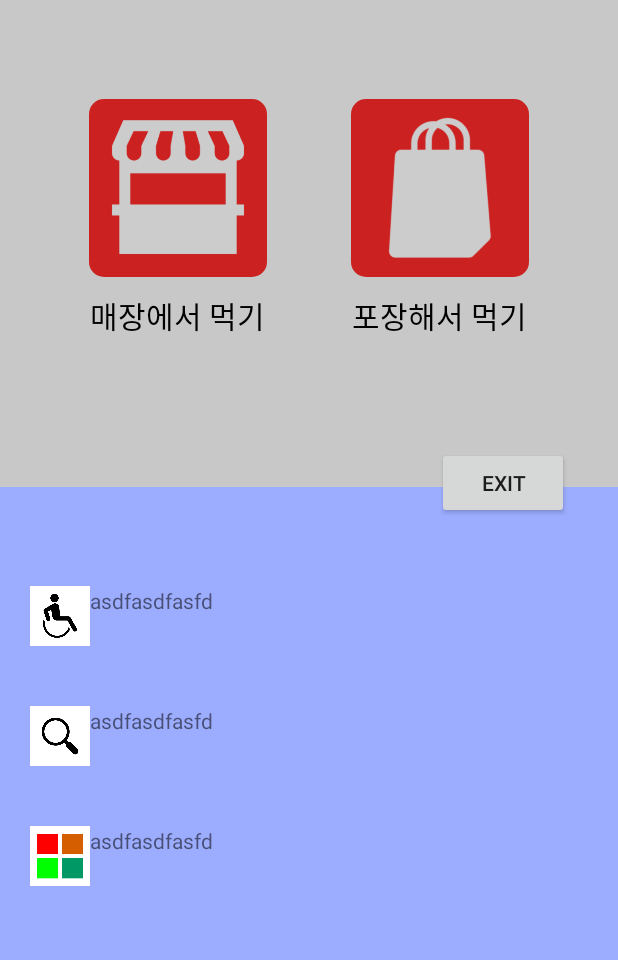
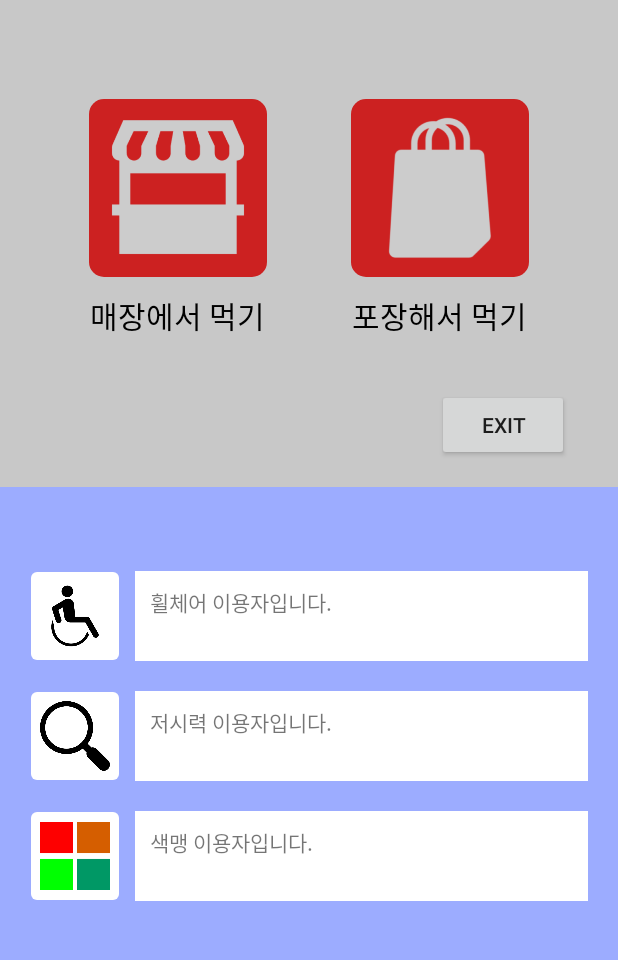
Before and after one commit to DongGeun974/Kiosk, an Android app: the screen it shows after launch (MainActivity), after a tap on an icon or button, on a phone screen of 412 x 824 dp, the part 251-1211 px from its top. Run offline under Robolectric (Android 15) with nearby library versions, the light colour scheme and no system bars.

Commit message:
첫 화면 만들기 이미지뷰에서 이미지버튼으로 변경 하기 이전

```diff
--- a/app/src/main/java/com/example/myapplication/ui/bottomBar/BottomBarCloseFragment.java
+++ b/app/src/main/java/com/example/myapplication/ui/bottomBar/BottomBarCloseFragment.java
@@ -13,7 +13,9 @@ import android.widget.LinearLayout;
 
 import com.example.myapplication.R;
 
-public class BottomBarCloseFragment extends Fragment {
+public class BottomBarCloseFragment extends Fragment implements BottomBarState{
+    int state = 0;
+
     @Override
     public View onCreateView(LayoutInflater inflater, ViewGroup container,
                              Bundle savedInstanceState) {
@@ -30,9 +32,6 @@ public class BottomBarCloseFragment extends Fragment {
             }
         });
 
-        l.bringToFront();
-
-
         return view;
     }
 
@@ -44,4 +43,10 @@ public class BottomBarCloseFragment extends Fragment {
         fragmentTransaction.replace(R.id.frame_bottom_bar, fragment);
         fragmentTransaction.commit();
     }
+
+    public void buttonChange(View v){
+        if((state & 1) != 0){
+//            ImageView
+        }
+    }
 }
--- a/app/src/main/java/com/example/myapplication/ui/bottomBar/BottomBarOpenFragment.java
+++ b/app/src/main/java/com/example/myapplication/ui/bottomBar/BottomBarOpenFragment.java
@@ -3,14 +3,18 @@ package com.example.myapplication.ui.bottomBar;
 import android.app.Fragment;
 import android.app.FragmentManager;
 import android.app.FragmentTransaction;
+import android.graphics.drawable.Drawable;
 import android.os.Bundle;
+import android.util.Log;
 import android.view.LayoutInflater;
 import android.view.View;
 import android.view.ViewGroup;
+import android.widget.FrameLayout;
+import android.widget.ImageView;
 
 import com.example.myapplication.R;
 
-public class BottomBarOpenFragment extends Fragment {
+public class BottomBarOpenFragment extends Fragment implements BottomBarState {
 
     @Override
     public View onCreateView(LayoutInflater inflater, ViewGroup container,
@@ -28,6 +32,24 @@ public class BottomBarOpenFragment extends Fragment {
 
         view.findViewById(R.id.fragment_bottom_bar_open).bringToFront();
 
+        final ImageView a = (ImageView) view.findViewById(R.id.icon_wheel);
+
+        a.setOnClickListener(new View.OnClickListener(){
+            @Override
+            public void onClick(View v){
+                if(a.getId() == R.id.ic_frame){
+                    Log.d("000000000000", String.valueOf(a.getBackground() == getResources().getDrawable(R.drawable.icon_frame)));
+                    a.setBackgroundResource(R.drawable.icon_frame_selected);
+                }else
+                    a.setBackgroundResource(R.drawable.icon_frame);
+            }
+        });
+
+
+        FrameLayout e = (FrameLayout) view.findViewById(R.id.qqq);
+
+
+
         return view;
     }
 
--- /dev/null
+++ b/app/src/main/java/com/example/myapplication/ui/bottomBar/BottomBarState.java
@@ -0,0 +1,14 @@
+package com.example.myapplication.ui.bottomBar;
+
+public interface BottomBarState {
+    /**
+     * 비트로 구성
+     * 1: Wheel
+     * 2: bigger
+     * 4: color blind
+     */
+    int state = 0;
+
+//    void setState();
+//    void getState();
+}
--- /dev/null
+++ b/app/src/main/res/drawable/icon_frame.xml
@@ -0,0 +1,24 @@
+<?xml version="1.0" encoding="utf-8"?>
+
+<shape xmlns:android="http://schemas.android.com/apk/res/android"
+    android:id="@+id/ic_frame"
+    android:shape="rectangle">
+    <stroke
+        android:width="2px"
+        android:color="#00000000" />
+
+    <solid android:color="#FFFFFF"></solid>
+
+    <padding
+        android:bottom="10px"
+        android:left="10px"
+        android:right="10px"
+        android:top="10px" />
+
+    <corners
+        android:bottomLeftRadius="4dp"
+        android:bottomRightRadius="4dp"
+        android:topLeftRadius="4dp"
+        android:topRightRadius="4dp" />
+
+</shape>
--- /dev/null
+++ b/app/src/main/res/drawable/icon_frame_selected.xml
@@ -0,0 +1,24 @@
+<?xml version="1.0" encoding="utf-8"?>
+
+<shape xmlns:android="http://schemas.android.com/apk/res/android"
+    android:id="@+id/ic_frame_sel"
+    android:shape="rectangle">
+    <stroke
+        android:width="2px"
+        android:color="#00000000" />
+
+    <solid android:color="#FBEA55"></solid>
+
+    <padding
+        android:bottom="10px"
+        android:left="10px"
+        android:right="10px"
+        android:top="10px" />
+
+    <corners
+        android:bottomLeftRadius="4dp"
+        android:bottomRightRadius="4dp"
+        android:topLeftRadius="4dp"
+        android:topRightRadius="4dp" />
+
+</shape>
--- a/app/src/main/res/layout/activity_main.xml
+++ b/app/src/main/res/layout/activity_main.xml
@@ -30,8 +30,8 @@
             android:id="@+id/linearLayout"
             android:layout_width="wrap_content"
             android:layout_height="wrap_content"
+            android:orientation="vertical"
             android:gravity="center"
-            android:orientation="vertical"
             app:layout_constraintBottom_toBottomOf="parent"
             app:layout_constraintEnd_toEndOf="parent"
             app:layout_constraintHorizontal_bias="0.2"
@@ -60,8 +60,8 @@
         <LinearLayout
             android:layout_width="wrap_content"
             android:layout_height="wrap_content"
+            android:orientation="vertical"
             android:gravity="center"
-            android:orientation="vertical"
             app:layout_constraintBottom_toBottomOf="@+id/linearLayout"
             app:layout_constraintEnd_toEndOf="parent"
             app:layout_constraintHorizontal_bias="0.8"
@@ -101,7 +101,7 @@
             app:layout_constraintHorizontal_bias="0.9"
             app:layout_constraintStart_toStartOf="parent"
             app:layout_constraintTop_toTopOf="parent"
-            app:layout_constraintVertical_bias="0.6" />
+            app:layout_constraintVertical_bias="0.55" />
 
         <FrameLayout
             android:id="@+id/frame_bottom_bar"
--- a/app/src/main/res/layout/fragment_bottom_bar_close.xml
+++ b/app/src/main/res/layout/fragment_bottom_bar_close.xml
@@ -29,8 +29,9 @@
                 android:layout_marginTop="4dp"
                 android:layout_marginRight="8dp"
                 android:layout_marginBottom="4dp"
-                android:visibility="visible"
-                android:src="@drawable/icon1" />
+                android:background="@drawable/icon_frame"
+                android:src="@drawable/icon1"
+                android:visibility="visible" />
         </FrameLayout>
 
         <FrameLayout
@@ -45,8 +46,9 @@
                 android:layout_marginTop="4dp"
                 android:layout_marginRight="8dp"
                 android:layout_marginBottom="4dp"
-                android:visibility="visible"
-                android:src="@drawable/icon2" />
+                android:background="@drawable/icon_frame"
+                android:src="@drawable/icon2"
+                android:visibility="visible" />
         </FrameLayout>
 
         <FrameLayout
@@ -62,8 +64,9 @@
                 android:layout_marginTop="4dp"
                 android:layout_marginRight="8dp"
                 android:layout_marginBottom="4dp"
-                android:visibility="visible"
-                android:src="@drawable/icon3" />
+                android:background="@drawable/icon_frame"
+                android:src="@drawable/icon3"
+                android:visibility="visible" />
         </FrameLayout>
 
     </LinearLayout>
--- a/app/src/main/res/layout/fragment_bottom_bar_open.xml
+++ b/app/src/main/res/layout/fragment_bottom_bar_open.xml
@@ -27,80 +27,120 @@
             android:layout_width="match_parent"
             android:layout_height="wrap_content"
             android:orientation="horizontal"
-            android:padding="20dp">
+            android:paddingLeft="20dp"
+            android:paddingTop="10dp"
+            android:paddingRight="20dp"
+            android:paddingBottom="10dp">
+
+            <FrameLayout
+                android:layout_width="wrap_content"
+                android:layout_height="match_parent"
+                android:id="@+id/qqq">
+
+                <ImageButton
+                    android:id="@+id/icon_wheel"
+                    android:layout_width="60dp"
+                    android:layout_height="60dp"
+                    android:background="@drawable/icon_frame"
+                    android:src="@drawable/icon1"
+                    android:scaleType="fitCenter"
+                    android:visibility="visible" />
+
+                <ImageView
+                    android:id="@+id/icon_wheel_selected"
+                    android:layout_width="60dp"
+                    android:layout_height="60dp"
+                    android:background="@drawable/icon_frame_selected"
+                    android:src="@drawable/icon1"
+                    android:visibility="gone" />
+            </FrameLayout>
+
+            <TextView
+                android:layout_width="match_parent"
+                android:layout_height="match_parent"
+                android:text="휠체어 이용자입니다."
+                android:background="#FFFFFF"
+                android:layout_marginLeft="10dp"
+                android:padding="10dp"/>
+        </LinearLayout>
+
+        <LinearLayout
+            android:layout_width="match_parent"
+            android:layout_height="wrap_content"
+            android:orientation="horizontal"
+            android:paddingLeft="20dp"
+            android:paddingTop="10dp"
+            android:paddingRight="20dp"
+            android:paddingBottom="10dp">
 
             <FrameLayout
                 android:layout_width="wrap_content"
                 android:layout_height="match_parent">
 
                 <ImageView
-                    android:id="@+id/imageView1"
-                    android:layout_width="40dp"
-                    android:layout_height="40dp"
-                    android:src="@drawable/icon1"
+                    android:id="@+id/icon_bigger"
+                    android:layout_width="60dp"
+                    android:layout_height="60dp"
+                    android:background="@drawable/icon_frame"
+                    android:src="@drawable/icon2"
                     android:visibility="visible" />
 
                 <ImageView
-                    android:id="@+id/imageView1_2"
-                    android:layout_width="40dp"
-                    android:layout_height="40dp"
-                    android:src="@drawable/icon1"
+                    android:id="@+id/icon_bigger_selected"
+                    android:layout_width="60dp"
+                    android:layout_height="60dp"
+                    android:background="@drawable/icon_frame_selected"
+                    android:src="@drawable/icon2"
                     android:visibility="gone" />
             </FrameLayout>
 
             <TextView
-                android:layout_width="wrap_content"
+                android:layout_width="match_parent"
                 android:layout_height="match_parent"
-                android:text="asdfasdfasfd" />
+                android:text="저시력 이용자입니다."
+                android:background="#FFFFFF"
+                android:layout_marginLeft="10dp"
+                android:padding="10dp"/>
         </LinearLayout>
 
         <LinearLayout
             android:layout_width="match_parent"
             android:layout_height="wrap_content"
             android:orientation="horizontal"
-            android:padding="20dp">
+            android:paddingLeft="20dp"
+            android:paddingTop="10dp"
+            android:paddingRight="20dp"
+            android:paddingBottom="10dp">
 
             <FrameLayout
                 android:layout_width="wrap_content"
-                android:layout_height="match_parent">
+                android:layout_height="wrap_content"
+                android:visibility="visible">
 
                 <ImageView
-                    android:id="@+id/imageView2"
-                    android:layout_width="40dp"
-                    android:layout_height="40dp"
-                    android:src="@drawable/icon2"
+                    android:id="@+id/icon_blind"
+                    android:layout_width="60dp"
+                    android:layout_height="60dp"
+                    android:background="@drawable/icon_frame"
+                    android:src="@drawable/icon3"
                     android:visibility="visible" />
+
+                <ImageView
+                    android:id="@+id/icon_blind_selected"
+                    android:layout_width="60dp"
+                    android:layout_height="60dp"
+                    android:background="@drawable/icon_frame_selected"
+                    android:src="@drawable/icon3"
+                    android:visibility="gone" />
             </FrameLayout>
 
             <TextView
-                android:layout_width="wrap_content"
+                android:layout_width="match_parent"
                 android:layout_height="match_parent"
-                android:text="asdfasdfasfd" />
-        </LinearLayout>
-
-        <LinearLayout
-            android:layout_width="match_parent"
-            android:layout_height="wrap_content"
-            android:orientation="horizontal"
-            android:padding="20dp">
-
-            <FrameLayout
-                android:layout_width="wrap_content"
-                android:layout_height="match_parent"
-                android:visibility="visible">
-
-                <ImageView
-                    android:id="@+id/imageView3"
-                    android:layout_width="40dp"
-                    android:layout_height="40dp"
-                    android:src="@drawable/icon3"
-                    android:visibility="visible" />
-            </FrameLayout>
-
-            <TextView
-                android:layout_width="wrap_content"
-                android:layout_height="match_parent"
-                android:text="asdfasdfasfd" />
+                android:text="색맹 이용자입니다."
+                android:background="#FFFFFF"
+                android:layout_marginLeft="10dp"
+                android:padding="10dp"/>
         </LinearLayout>
     </LinearLayout>
 </LinearLayout>
```
Also changed, not shown: app/src/main/res/drawable/icon1.PNG, app/src/main/res/drawable/icon2.PNG, app/src/main/res/drawable/icon3.PNG.
